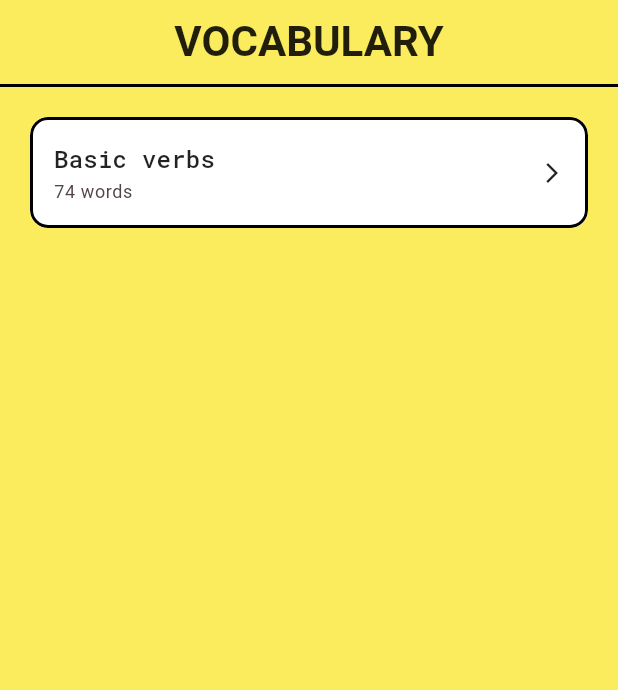
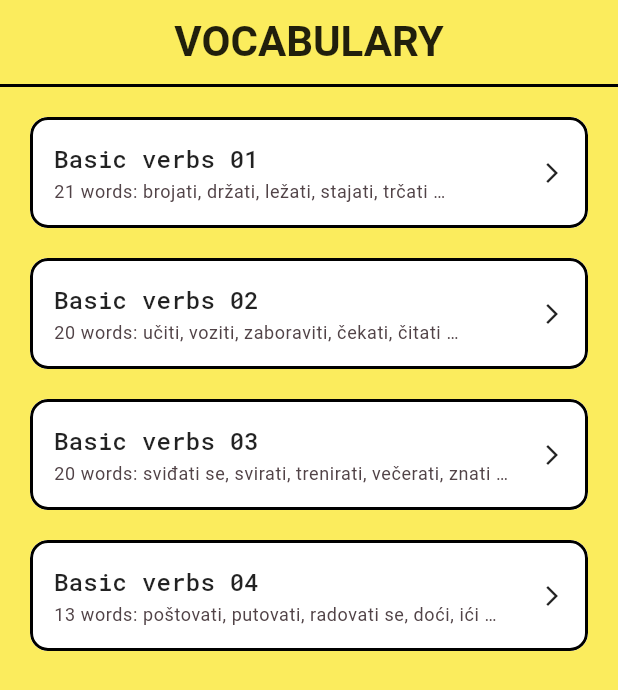
Before and after one commit to vazzda/serpski_app, a Flutter app: the ChildGroupListScreen screen opened by its route, on a phone screen of 412 x 824 dp. Shown: the top 690 px of the screen. Run offline on Flutter 3.47's test engine with Material 3 defaults, Android fonts, the phone set to English and light mode, and no system bars; our stand-ins replace flutter_native_splash, flutter_riverpod, go_router, google_fonts; Roboto replaces fonts that are missing (Big Shoulders Display).

Commit message:
word counts, vocab groups

```diff
--- a/assets/data/verbs.json
+++ b/assets/data/verbs.json
@@ -1,7 +1,7 @@
 [
   {
-    "id": "words",
-    "labelKey": "groupWords",
+    "id": "basic_verbs_01",
+    "labelKey": "groupBasicVerbs01",
     "type": "words",
     "cards": [
       {"serbian": "brojati", "english": "count"},
@@ -24,7 +24,14 @@
       {"serbian": "nositi", "english": "wear"},
       {"serbian": "platiti", "english": "pay (pf.)"},
       {"serbian": "praviti", "english": "make"},
-      {"serbian": "raditi", "english": "work"},
+      {"serbian": "raditi", "english": "work"}
+    ]
+  },
+  {
+    "id": "basic_verbs_02",
+    "labelKey": "groupBasicVerbs02",
+    "type": "words",
+    "cards": [
       {"serbian": "učiti", "english": "learn"},
       {"serbian": "voziti", "english": "drive"},
       {"serbian": "zaboraviti", "english": "forget (pf.)"},
@@ -44,7 +51,14 @@
       {"serbian": "sanjati", "english": "dream"},
       {"serbian": "slušati", "english": "listen to"},
       {"serbian": "spavati", "english": "sleep"},
-      {"serbian": "studirati", "english": "study"},
+      {"serbian": "studirati", "english": "study"}
+    ]
+  },
+  {
+    "id": "basic_verbs_03",
+    "labelKey": "groupBasicVerbs03",
+    "type": "words",
+    "cards": [
       {"serbian": "sviđati se", "english": "like"},
       {"serbian": "svirati", "english": "play instrument"},
       {"serbian": "trenirati", "english": "train"},
@@ -64,7 +78,14 @@
       {"serbian": "prodavati", "english": "sell"},
       {"serbian": "očekivati", "english": "expect"},
       {"serbian": "doručkovati", "english": "eat breakfast"},
-      {"serbian": "kupovati", "english": "buy"},
+      {"serbian": "kupovati", "english": "buy"}
+    ]
+  },
+  {
+    "id": "basic_verbs_04",
+    "labelKey": "groupBasicVerbs04",
+    "type": "words",
+    "cards": [
       {"serbian": "poštovati", "english": "respect"},
       {"serbian": "putovati", "english": "travel"},
       {"serbian": "radovati se", "english": "be happy"},
--- a/lib/l10n/app_en.arb
+++ b/lib/l10n/app_en.arb
@@ -5,11 +5,26 @@
   "parentVocabulary": "Vocabulary",
   "parentConjugations": "Conjugations",
   "groupWords": "Basic verbs",
+  "groupBasicVerbs01": "Basic verbs 01",
+  "groupBasicVerbs02": "Basic verbs 02",
+  "groupBasicVerbs03": "Basic verbs 03",
+  "groupBasicVerbs04": "Basic verbs 04",
   "wordsCount": "{count} words",
   "@wordsCount": {
     "placeholders": {
       "count": {
         "type": "int"
+      }
+    }
+  },
+  "wordsCountWithPreview": "{count} words: {preview}",
+  "@wordsCountWithPreview": {
+    "placeholders": {
+      "count": {
+        "type": "int"
+      },
+      "preview": {
+        "type": "String"
       }
     }
   },
--- a/lib/l10n/app_localizations.dart
+++ b/lib/l10n/app_localizations.dart
@@ -124,11 +124,41 @@ abstract class AppLocalizations {
   /// **'Basic verbs'**
   String get groupWords;
 
+  /// No description provided for @groupBasicVerbs01.
+  ///
+  /// In en, this message translates to:
+  /// **'Basic verbs 01'**
+  String get groupBasicVerbs01;
+
+  /// No description provided for @groupBasicVerbs02.
+  ///
+  /// In en, this message translates to:
+  /// **'Basic verbs 02'**
+  String get groupBasicVerbs02;
+
+  /// No description provided for @groupBasicVerbs03.
+  ///
+  /// In en, this message translates to:
+  /// **'Basic verbs 03'**
+  String get groupBasicVerbs03;
+
+  /// No description provided for @groupBasicVerbs04.
+  ///
+  /// In en, this message translates to:
+  /// **'Basic verbs 04'**
+  String get groupBasicVerbs04;
+
   /// No description provided for @wordsCount.
   ///
   /// In en, this message translates to:
   /// **'{count} words'**
   String wordsCount(int count);
+
+  /// No description provided for @wordsCountWithPreview.
+  ///
+  /// In en, this message translates to:
+  /// **'{count} words: {preview}'**
+  String wordsCountWithPreview(int count, String preview);
 
   /// No description provided for @groupEndingsImEAti.
   ///
--- a/lib/l10n/app_localizations_en.dart
+++ b/lib/l10n/app_localizations_en.dart
@@ -24,8 +24,25 @@ class AppLocalizationsEn extends AppLocalizations {
   String get groupWords => 'Basic verbs';
 
   @override
+  String get groupBasicVerbs01 => 'Basic verbs 01';
+
+  @override
+  String get groupBasicVerbs02 => 'Basic verbs 02';
+
+  @override
+  String get groupBasicVerbs03 => 'Basic verbs 03';
+
+  @override
+  String get groupBasicVerbs04 => 'Basic verbs 04';
+
+  @override
   String wordsCount(int count) {
     return '$count words';
+  }
+
+  @override
+  String wordsCountWithPreview(int count, String preview) {
+    return '$count words: $preview';
   }
 
   @override
--- a/lib/screens/group_list_screen.dart
+++ b/lib/screens/group_list_screen.dart
@@ -10,43 +10,9 @@ import '../providers/groups_provider.dart';
 import '../router/app_router.dart';
 import '../shared/ui/app_card.dart';
 import '../shared/ui/app_scaffold.dart';
+import '../utils/group_label.dart';
 
 enum ParentCategory { vocabulary, conjugations }
-
-String _groupLabel(AppLocalizations l10n, String labelKey) {
-  switch (labelKey) {
-    case 'groupWords':
-      return l10n.groupWords;
-    case 'groupEndingsImEAti':
-      return l10n.groupEndingsImEAti;
-    case 'groupEndingsImEEti':
-      return l10n.groupEndingsImEEti;
-    case 'groupEndingsImEIti':
-      return l10n.groupEndingsImEIti;
-    case 'groupEndingsAmAju':
-      return l10n.groupEndingsAmAju;
-    case 'groupEndingsEmUGati':
-      return l10n.groupEndingsEmUGati;
-    case 'groupEndingsEmUHati':
-      return l10n.groupEndingsEmUHati;
-    case 'groupEndingsEmUKati':
-      return l10n.groupEndingsEmUKati;
-    case 'groupEndingsEmUAvati':
-      return l10n.groupEndingsEmUAvati;
-    case 'groupEndingsEmUIvati':
-      return l10n.groupEndingsEmUIvati;
-    case 'groupEndingsEmUOvati':
-      return l10n.groupEndingsEmUOvati;
-    case 'groupEndingsEmUCi':
-      return l10n.groupEndingsEmUCi;
-    case 'groupEndingsEmEju':
-      return l10n.groupEndingsEmEju;
-    case 'groupIrregular':
-      return l10n.groupIrregular;
-    default:
-      return labelKey;
-  }
-}
 
 class _GroupTile extends StatelessWidget {
   const _GroupTile({
@@ -63,8 +29,12 @@ class _GroupTile extends StatelessWidget {
 
   @override
   Widget build(BuildContext context) {
-    final label = _groupLabel(l10n, group.labelKey);
+    final label = groupLabel(l10n, group.labelKey);
     final count = wordCount(group);
+    final preview = groupPreviewText(group);
+    final countText = preview.isNotEmpty
+        ? l10n.wordsCountWithPreview(count, preview)
+        : l10n.wordsCount(count);
     return AppCard(
       onTap: onTap,
       child: Row(
@@ -80,7 +50,9 @@ class _GroupTile extends StatelessWidget {
                 ),
                 const SizedBox(height: 2),
                 Text(
-                  l10n.wordsCount(count),
+                  countText,
+                  maxLines: 1,
+                  overflow: TextOverflow.ellipsis,
                   style: theme.textTheme.bodySmall?.copyWith(
                     color: theme.colorScheme.onSurfaceVariant,
                   ),
--- a/lib/screens/session_screen.dart
+++ b/lib/screens/session_screen.dart
@@ -15,6 +15,7 @@ import '../quiz/session_notifier.dart';
 import '../providers/groups_provider.dart';
 import '../router/app_router.dart';
 import '../shared/ui/app_button.dart';
+import '../utils/group_label.dart';
 import '../shared/ui/app_card.dart';
 import '../shared/ui/app_scaffold.dart';
 import '../shared/ui/app_text_field.dart';
@@ -83,9 +84,10 @@ class _SessionScreenState extends ConsumerState<SessionScreen> {
         : card.serbianAnswer;
 
     final theme = Theme.of(context);
+    final title = groupLabel(l10n, group.labelKey);
 
     return AppScaffold(
-      title: l10n.appBarTitle,
+      title: title,
       actions: [
         IconButton(
           icon: const Icon(Icons.close),
--- /dev/null
+++ b/lib/utils/group_label.dart
@@ -0,0 +1,74 @@
+import '../data/models/group_model.dart';
+import '../l10n/app_localizations.dart';
+
+/// Returns the localized display label for a group by its labelKey.
+String groupLabel(AppLocalizations l10n, String labelKey) {
+  switch (labelKey) {
+    case 'groupWords':
+      return l10n.groupWords;
+    case 'groupBasicVerbs01':
+      return l10n.groupBasicVerbs01;
+    case 'groupBasicVerbs02':
+      return l10n.groupBasicVerbs02;
+    case 'groupBasicVerbs03':
+      return l10n.groupBasicVerbs03;
+    case 'groupBasicVerbs04':
+      return l10n.groupBasicVerbs04;
+    case 'groupEndingsImEAti':
+      return l10n.groupEndingsImEAti;
+    case 'groupEndingsImEEti':
+      return l10n.groupEndingsImEEti;
+    case 'groupEndingsImEIti':
+      return l10n.groupEndingsImEIti;
+    case 'groupEndingsAmAju':
+      return l10n.groupEndingsAmAju;
+    case 'groupEndingsEmUGati':
+      return l10n.groupEndingsEmUGati;
+    case 'groupEndingsEmUHati':
+      return l10n.groupEndingsEmUHati;
+    case 'groupEndingsEmUKati':
+      return l10n.groupEndingsEmUKati;
+    case 'groupEndingsEmUAvati':
+      return l10n.groupEndingsEmUAvati;
+    case 'groupEndingsEmUIvati':
+      return l10n.groupEndingsEmUIvati;
+    case 'groupEndingsEmUOvati':
+      return l10n.groupEndingsEmUOvati;
+    case 'groupEndingsEmUCi':
+      return l10n.groupEndingsEmUCi;
+    case 'groupEndingsEmEju':
+      return l10n.groupEndingsEmEju;
+    case 'groupIrregular':
+      return l10n.groupIrregular;
+    default:
+      return labelKey;
+  }
+}
+
+/// Returns preview string for group tile: first up to 5 words (Serbian), comma-separated, with " …" if more.
+String groupPreviewText(GroupModel group) {
+  const maxPreview = 5;
+  if (group.type == GroupType.words) {
+    final n = group.cards.length.clamp(0, maxPreview);
+    if (n == 0) return '';
+    final words = group.cards
+        .take(n)
+        .map((c) => (c as dynamic).serbian as String)
+        .toList();
+    final joined = words.join(', ');
+    return group.cards.length > maxPreview ? '$joined …' : joined;
+  } else {
+    final verbCount = wordCount(group);
+    final n = verbCount.clamp(0, maxPreview);
+    if (n == 0) return '';
+    final words = <String>[];
+    for (var i = 0; i < n; i++) {
+      final idx = i * 6;
+      if (idx < group.cards.length) {
+        words.add(group.cards[idx].serbian);
+      }
+    }
+    final joined = words.join(', ');
+    return verbCount > maxPreview ? '$joined …' : joined;
+  }
+}
```
